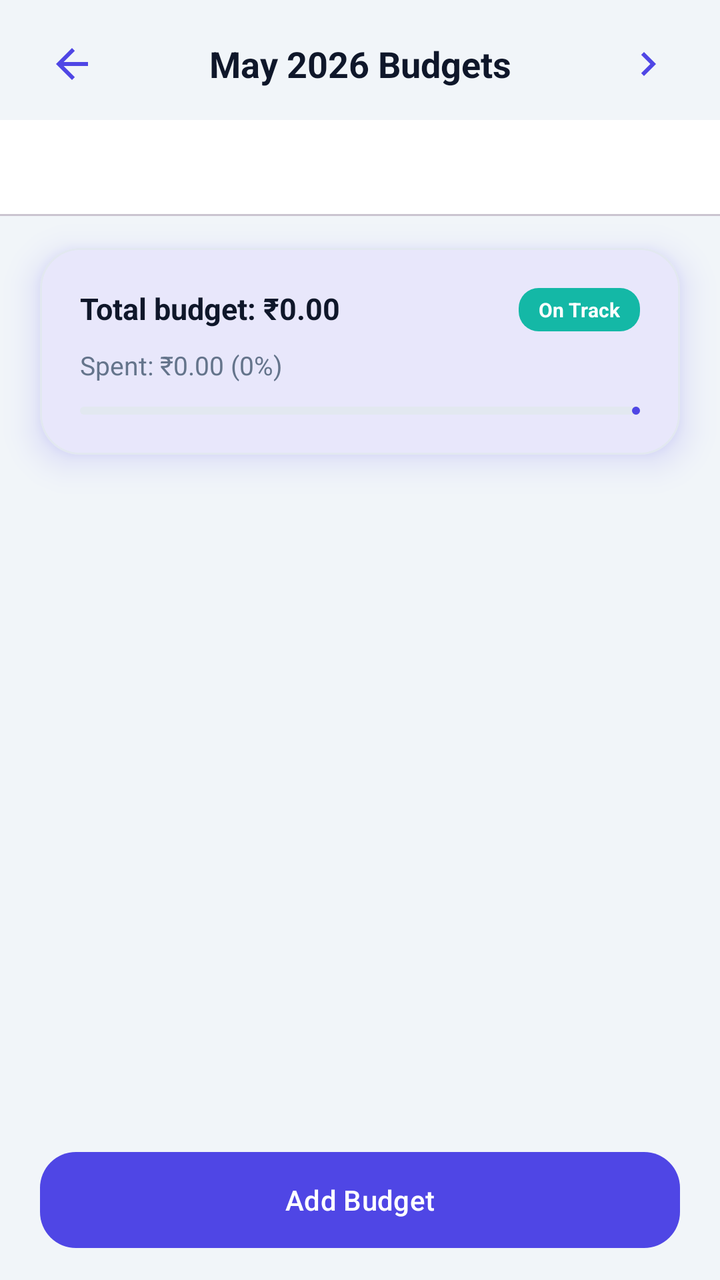
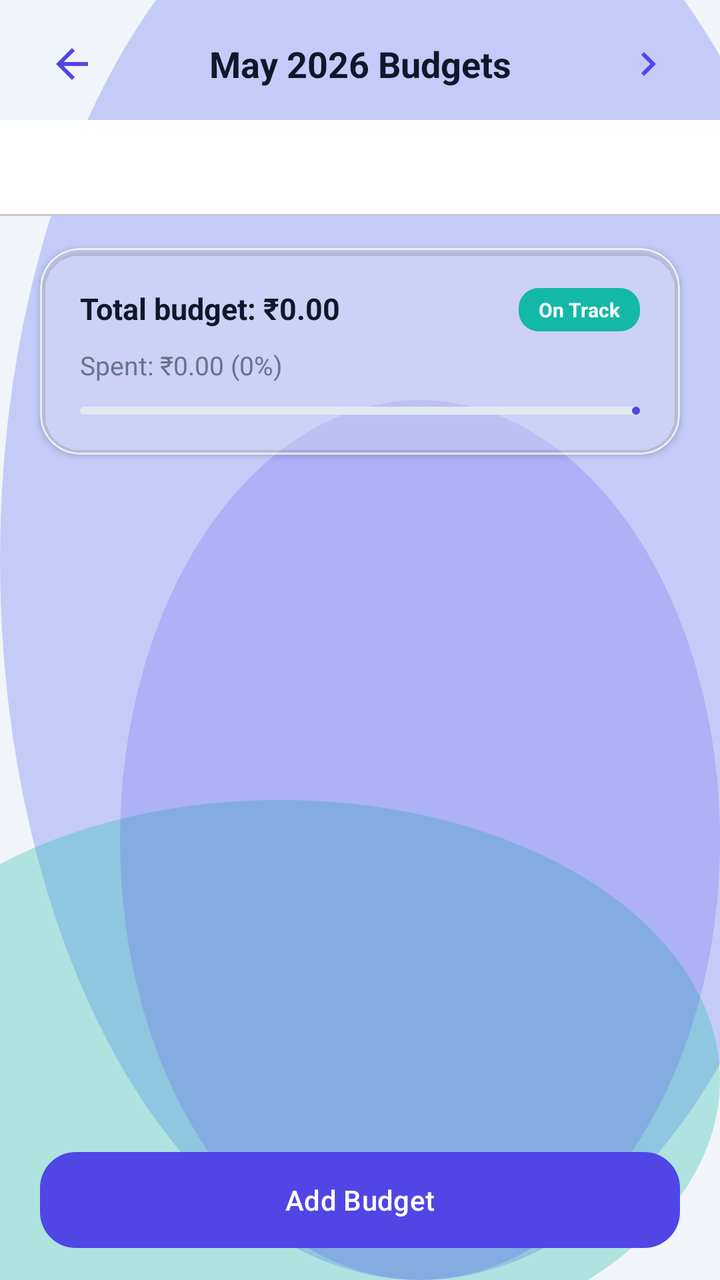

The first picture is an Android layout as it rendered before a commit; the second is the same layout after the commit. The layout source and the unified diff follow.
<!-- AndroidManifest.xml: application theme Theme.MoneyLens -->
<!-- res/layout/fragment_budget.xml -->
<?xml version="1.0" encoding="utf-8"?>
<androidx.constraintlayout.widget.ConstraintLayout xmlns:android="http://schemas.android.com/apk/res/android"
    xmlns:app="http://schemas.android.com/apk/res-auto"
    xmlns:tools="http://schemas.android.com/tools"
    android:layout_width="match_parent"
    android:layout_height="match_parent"
    android:background="@color/colorBackground">

    
    <LinearLayout
        android:id="@+id/layoutMonthSwitcher"
        android:layout_width="match_parent"
        android:layout_height="wrap_content"
        android:layout_marginTop="12dp"
        android:gravity="center"
        android:orientation="horizontal"
        android:paddingHorizontal="16dp"
        app:layout_constraintTop_toTopOf="parent">

        <ImageView
            android:id="@+id/btnPrevMonth"
            android:layout_width="40dp"
            android:layout_height="40dp"
            android:background="?attr/selectableItemBackgroundBorderless"
            android:padding="8dp"
            android:src="@drawable/ic_back" />

        <TextView
            android:id="@+id/txtBudgetMonthYear"
            android:layout_width="0dp"
            android:layout_height="wrap_content"
            android:layout_weight="1"
            android:gravity="center"
            android:text="May 2026 Budgets"
            android:textColor="@color/colorTextPrimary"
            android:textSize="18sp"
            android:textStyle="bold" />

        <ImageView
            android:id="@+id/btnNextMonth"
            android:layout_width="40dp"
            android:layout_height="40dp"
            android:background="?attr/selectableItemBackgroundBorderless"
            android:padding="8dp"
            android:src="@drawable/ic_chevron_right" />
    </LinearLayout>

    
    <com.google.android.material.tabs.TabLayout
        android:id="@+id/tabBudgetMode"
        android:layout_width="match_parent"
        android:layout_height="wrap_content"
        android:layout_marginTop="8dp"
        app:layout_constraintTop_toBottomOf="@+id/layoutMonthSwitcher"
        app:tabGravity="fill"
        app:tabIndicatorColor="@color/colorPrimary"
        app:tabMode="fixed"
        app:tabSelectedTextColor="@color/colorPrimary"
        app:tabTextColor="@color/colorTextSecondary" />

    
    <ScrollView
        android:id="@+id/scrollRuleAllocations"
        android:layout_width="match_parent"
        android:layout_height="0dp"
        android:clipToPadding="false"
        android:paddingBottom="16dp"
        android:visibility="gone"
        app:layout_constraintBottom_toBottomOf="parent"
        app:layout_constraintTop_toBottomOf="@+id/tabBudgetMode">

        <LinearLayout
            android:layout_width="match_parent"
            android:layout_height="wrap_content"
            android:orientation="vertical">

            
            <com.google.android.material.card.MaterialCardView
                style="@style/ClayCard"
                android:layout_width="match_parent"
                android:layout_height="wrap_content"
                android:layout_marginStart="20dp"
                android:layout_marginTop="16dp"
                android:layout_marginEnd="20dp">

                <LinearLayout
                    android:layout_width="match_parent"
                    android:layout_height="wrap_content"
                    android:orientation="vertical"
                    android:padding="20dp">

                    <TextView
                        android:layout_width="wrap_content"
                        android:layout_height="wrap_content"
                        android:text="Monthly take-home income"
                        android:textColor="@color/colorTextSecondary"
                        android:textSize="13sp" />

                    <RelativeLayout
                        android:layout_width="match_parent"
                        android:layout_height="wrap_content"
                        android:layout_marginTop="4dp">

                        <TextView
                            android:id="@+id/txtMonthlyIncome"
                            android:layout_width="wrap_content"
                            android:layout_height="wrap_content"
                            android:layout_centerVertical="true"
                            android:text="₹0"
                            android:textColor="@color/colorTextPrimary"
                            android:textSize="24sp"
                            android:textStyle="bold" />

                        <com.google.android.material.button.MaterialButton
                            android:id="@+id/btnEditIncome"
                            style="@style/Widget.MaterialComponents.Button.TextButton"
                            android:layout_width="wrap_content"
                            android:layout_height="wrap_content"
                            android:layout_alignParentEnd="true"
                            android:layout_centerVertical="true"
                            android:text="Edit"
                            android:textColor="@color/colorPrimary" />
                    </RelativeLayout>

                    <TextView
                        android:id="@+id/txtSplitSummary"
                        android:layout_width="match_parent"
                        android:layout_height="wrap_content"
                        android:layout_marginTop="8dp"
                        android:text="Split 50 / 30 / 20"
                        android:textColor="@color/colorTextSecondary"
                        android:textSize="13sp" />

                    <com.google.android.material.button.MaterialButton
                        android:id="@+id/btnEditSplit"
                        style="@style/Widget.MaterialComponents.Button.TextButton"
                        android:layout_width="wrap_content"
                        android:layout_height="wrap_content"
                        android:layout_marginStart="-8dp"
                        android:text="Adjust split"
                        android:textColor="@color/colorPrimary" />
                </LinearLayout>
            </com.google.android.material.card.MaterialCardView>

            
            <LinearLayout
                android:id="@+id/containerBuckets"
                android:layout_width="match_parent"
                android:layout_height="wrap_content"
                android:orientation="vertical" />

            
            <LinearLayout
                android:id="@+id/layoutIncomeEmptyState"
                android:layout_width="match_parent"
                android:layout_height="wrap_content"
                android:gravity="center"
                android:orientation="vertical"
                android:padding="32dp"
                android:visibility="gone">

                <TextView
                    android:layout_width="wrap_content"
                    android:layout_height="wrap_content"
                    android:gravity="center"
                    android:text="Set your monthly income"
                    android:textColor="@color/colorTextPrimary"
                    android:textSize="18sp"
                    android:textStyle="bold" />

                <TextView
                    android:layout_width="match_parent"
                    android:layout_height="wrap_content"
                    android:layout_marginTop="8dp"
                    android:gravity="center"
                    android:text="The 50/30/20 rule splits your take-home pay across Needs, Wants and Investments. Add your income to see how this month measures up."
                    android:textColor="@color/colorTextSecondary"
                    android:textSize="14sp" />
            </LinearLayout>
        </LinearLayout>
    </ScrollView>

    
    <ScrollView
        android:id="@+id/scrollSpentVsInvested"
        android:layout_width="match_parent"
        android:layout_height="0dp"
        android:clipToPadding="false"
        android:paddingBottom="16dp"
        android:visibility="gone"
        app:layout_constraintBottom_toBottomOf="parent"
        app:layout_constraintTop_toBottomOf="@+id/tabBudgetMode">

        <LinearLayout
            android:layout_width="match_parent"
            android:layout_height="wrap_content"
            android:orientation="vertical">

            <com.google.android.material.card.MaterialCardView
                style="@style/ClayCard"
                android:layout_width="match_parent"
                android:layout_height="wrap_content"
                android:layout_marginStart="20dp"
                android:layout_marginTop="16dp"
                android:layout_marginEnd="20dp">

                <LinearLayout
                    android:layout_width="match_parent"
                    android:layout_height="wrap_content"
                    android:orientation="vertical"
                    android:padding="20dp">

                    <TextView
                        android:layout_width="wrap_content"
                        android:layout_height="wrap_content"
                        android:text="Total spent"
                        android:textColor="@color/colorTextSecondary"
                        android:textSize="13sp" />

                    <TextView
                        android:id="@+id/txtTotalConsumed"
                        android:layout_width="wrap_content"
                        android:layout_height="wrap_content"
                        android:text="₹0"
                        android:textColor="@color/colorTextPrimary"
                        android:textSize="22sp"
                        android:textStyle="bold" />

                    <TextView
                        android:layout_width="wrap_content"
                        android:layout_height="wrap_content"
                        android:layout_marginTop="2dp"
                        android:text="Needs + Wants"
                        android:textColor="@color/colorTextSecondary"
                        android:textSize="12sp" />

                    <View
                        android:layout_width="match_parent"
                        android:layout_height="1dp"
                        android:layout_marginVertical="16dp"
                        android:background="@color/colorCardBorder" />

                    <TextView
                        android:layout_width="wrap_content"
                        android:layout_height="wrap_content"
                        android:text="Total invested"
                        android:textColor="@color/colorTextSecondary"
                        android:textSize="13sp" />

                    <TextView
                        android:id="@+id/txtTotalInvested"
                        android:layout_width="wrap_content"
                        android:layout_height="wrap_content"
                        android:text="₹0"
                        android:textColor="@color/colorSecondary"
                        android:textSize="22sp"
                        android:textStyle="bold" />

                    <TextView
                        android:id="@+id/txtInvestRate"
                        android:layout_width="wrap_content"
                        android:layout_height="wrap_content"
                        android:layout_marginTop="2dp"
                        android:text="0% of everything that went out"
                        android:textColor="@color/colorTextSecondary"
                        android:textSize="12sp" />

                    <View
                        android:layout_width="match_parent"
                        android:layout_height="1dp"
                        android:layout_marginVertical="16dp"
                        android:background="@color/colorCardBorder" />

                    <TextView
                        android:layout_width="wrap_content"
                        android:layout_height="wrap_content"
                        android:text="Investment returns"
                        android:textColor="@color/colorTextSecondary"
                        android:textSize="13sp" />

                    <TextView
                        android:id="@+id/txtInvestmentReturns"
                        android:layout_width="wrap_content"
                        android:layout_height="wrap_content"
                        android:text="₹0"
                        android:textColor="@color/colorSecondary"
                        android:textSize="22sp"
                        android:textStyle="bold" />

                    <TextView
                        android:layout_width="match_parent"
                        android:layout_height="wrap_content"
                        android:layout_marginTop="2dp"
                        android:text="Money coming in from investments — shown separately, never netted against spending."
                        android:textColor="@color/colorTextSecondary"
                        android:textSize="12sp" />
                </LinearLayout>
            </com.google.android.material.card.MaterialCardView>

            
            <LinearLayout
                android:id="@+id/containerRollups"
                android:layout_width="match_parent"
                android:layout_height="wrap_content"
                android:orientation="vertical" />
        </LinearLayout>
    </ScrollView>

    

    
    <com.google.android.material.card.MaterialCardView
        android:id="@+id/cardBudgetSummary"
        style="@style/ClayCard"
        android:layout_width="match_parent"
        android:layout_height="wrap_content"
        android:layout_marginStart="20dp"
        android:layout_marginTop="16dp"
        android:layout_marginEnd="20dp"
        app:layout_constraintTop_toBottomOf="@+id/tabBudgetMode">

        <LinearLayout
            android:layout_width="match_parent"
            android:layout_height="wrap_content"
            android:orientation="vertical"
            android:padding="20dp">

            <RelativeLayout
                android:layout_width="match_parent"
                android:layout_height="wrap_content"
                android:layout_marginBottom="8dp">

                <TextView
                    android:id="@+id/txtTotalBudgetAmount"
                    android:layout_width="wrap_content"
                    android:layout_height="wrap_content"
                    android:text="Total budget: ₹0.00"
                    android:textColor="@color/colorTextPrimary"
                    android:textSize="15sp"
                    android:textStyle="bold" />

                
                <TextView
                    android:id="@+id/txtBudgetHealthBadge"
                    android:layout_width="wrap_content"
                    android:layout_height="wrap_content"
                    android:layout_alignParentEnd="true"
                    android:background="@drawable/bg_pill"
                    android:backgroundTint="@color/colorSecondary"
                    android:paddingHorizontal="10dp"
                    android:paddingVertical="4dp"
                    android:text="On Track"
                    android:textColor="@android:color/white"
                    android:textSize="10sp"
                    android:textStyle="bold" />
            </RelativeLayout>

            <TextView
                android:id="@+id/txtTotalBudgetSpent"
                android:layout_width="wrap_content"
                android:layout_height="wrap_content"
                android:text="Spent: ₹0.00 (0%)"
                android:textColor="@color/colorTextSecondary"
                android:textSize="13sp"
                android:layout_marginBottom="12dp" />

            
            <com.google.android.material.progressindicator.LinearProgressIndicator
                android:id="@+id/progressBudgetSummary"
                android:layout_width="match_parent"
                android:layout_height="10dp"
                android:progress="0"
                app:indicatorColor="@color/colorPrimary"
                app:trackColor="@color/colorCardBorder"
                app:trackCornerRadius="5dp" />

        </LinearLayout>
    </com.google.android.material.card.MaterialCardView>

    
    <androidx.recyclerview.widget.RecyclerView
        android:id="@+id/rvBudgets"
        android:layout_width="match_parent"
        android:layout_height="0dp"
        android:layout_marginTop="16dp"
        android:paddingBottom="16dp"
        android:clipToPadding="false"
        app:layout_constraintBottom_toTopOf="@+id/btnAddBudget"
        app:layout_constraintTop_toBottomOf="@+id/cardBudgetSummary" />

    
    <com.google.android.material.button.MaterialButton
        android:id="@+id/btnAddBudget"
        style="@style/ClayButton"
        android:layout_width="match_parent"
        android:layout_height="wrap_content"
        android:layout_marginStart="20dp"
        android:layout_marginEnd="20dp"
        android:layout_marginBottom="16dp"
        android:text="Add Budget"
        app:layout_constraintBottom_toBottomOf="parent"
        app:layout_constraintStart_toStartOf="parent"
        app:layout_constraintEnd_toEndOf="parent" />

    
    <LinearLayout
        android:id="@+id/layoutEmptyState"
        android:layout_width="match_parent"
        android:layout_height="wrap_content"
        android:gravity="center"
        android:orientation="vertical"
        android:padding="32dp"
        android:visibility="gone"
        app:layout_constraintBottom_toTopOf="@+id/btnAddBudget"
        app:layout_constraintTop_toBottomOf="@+id/cardBudgetSummary">

        <ImageView
            android:layout_width="120dp"
            android:layout_height="120dp"
            android:src="@drawable/ic_budget"
            app:tint="@color/colorCardBorder" />

        <TextView
            android:layout_width="wrap_content"
            android:layout_height="wrap_content"
            android:layout_marginTop="16dp"
            android:text="@string/budget_no_budgets"
            android:textColor="@color/colorTextPrimary"
            android:textSize="18sp"
            android:textStyle="bold" />

        <TextView
            android:layout_width="wrap_content"
            android:layout_height="wrap_content"
            android:layout_marginTop="8dp"
            android:gravity="center"
            android:text="@string/budget_no_budgets_desc"
            android:textColor="@color/colorTextSecondary"
            android:textSize="14sp" />
    </LinearLayout>

</androidx.constraintlayout.widget.ConstraintLayout>
<!-- resources referenced by this layout -->
<resources>
  <color name="colorBackground">#F1F5F9</color>
  <color name="colorCardBorder">#E2E8F0</color>
  <color name="colorPrimary">#4F46E5</color>
  <color name="colorSecondary">#14B8A6</color>
  <color name="colorTextPrimary">#0F172A</color>
  <color name="colorTextSecondary">#64748B</color>
  <string name="budget_no_budgets">No budgets set</string>
  <string name="budget_no_budgets_desc">Set monthly spending limits for categories to stay on track.</string>
  <style name="ClayButton" parent="Widget.Material3.Button">
          <item name="cornerRadius">@dimen/clay_button_radius</item>
          <item name="android:paddingVertical">14dp</item>
          <item name="backgroundTint">@color/colorPrimary</item>
          <item name="android:textColor">@color/colorOnPrimary</item>
          <item name="iconTint">@color/colorOnPrimary</item>
          <item name="android:elevation">6dp</item>
          <item name="android:outlineSpotShadowColor" tools:targetApi="p">@color/colorPrimaryShadow</item>
          <item name="android:insetTop">0dp</item>
          <item name="android:insetBottom">0dp</item>
      </style>
  <style name="ClayCard" parent="Widget.Material3.CardView.Elevated">
          <item name="cardCornerRadius">@dimen/clay_card_radius</item>
          <item name="cardElevation">10dp</item>
          <item name="android:stateListAnimator">@null</item>
          <item name="strokeColor">@color/colorCardBorder</item>
          <item name="strokeWidth">1dp</item>
          <item name="cardBackgroundColor">@color/colorSurface</item>
          <item name="android:outlineSpotShadowColor" tools:targetApi="p">@color/colorPrimary</item>
          <item name="android:outlineAmbientShadowColor" tools:targetApi="p">@color/colorPrimary</item>
      </style>
  <style name="Theme.MoneyLens" parent="Base.Theme.MoneyLens" />
  <dimen name="clay_button_radius">18dp</dimen>
  <color name="colorOnPrimary">#FFFFFF</color>
  <color name="colorPrimaryShadow">#3730A3</color>
  <dimen name="clay_card_radius">20dp</dimen>
  <color name="colorSurface">#FFFFFF</color>
  <style name="Base.Theme.MoneyLens" parent="Theme.Material3.Light.NoActionBar">
          
          <item name="colorPrimary">@color/colorPrimary</item>
          <item name="colorOnPrimary">@color/colorOnPrimary</item>
          <item name="colorSecondary">@color/colorSecondary</item>
          <item name="colorError">@color/colorDanger</item>
          <item name="android:windowBackground">@color/colorBackground</item>
          <item name="colorSurface">@color/colorSurface</item>
          <item name="android:colorBackground">@color/colorBackground</item>
          <item name="colorOnSurface">@color/colorTextPrimary</item>
  
          
          <item name="android:statusBarColor">@color/colorBackground</item>
          <item name="android:windowLightStatusBar" tools:targetApi="m">true</item>
          <item name="android:navigationBarColor">@color/colorBackground</item>
      </style>
  <color name="colorDanger">#DC2626</color>
  <!-- unchanged entries left out for length: 4 -->
</resources>

<!-- the commit's change to res/layout/fragment_budget.xml (unified diff, before → after) -->
@@ -4,7 +4,7 @@
     xmlns:tools="http://schemas.android.com/tools"
     android:layout_width="match_parent"
     android:layout_height="match_parent"
-    android:background="@color/colorBackground">
+    android:background="@drawable/bg_mesh_gradient">
 
     
     <LinearLayout
<!-- resource entries referenced after the edit -->
@@ -1,11 +1,45 @@
 <!-- resources referenced by this layout -->
 <resources>
   <color name="colorBackground">#F1F5F9</color>
+  <color name="glassMeshOrb1">#66818CF8</color>
+  <color name="glassMeshOrb2">#4D14B8A6</color>
+  <color name="glassMeshOrb3">#334F46E5</color>
   <color name="colorCardBorder">#E2E8F0</color>
   <color name="colorPrimary">#4F46E5</color>
   <color name="colorSecondary">#14B8A6</color>
   <color name="colorTextPrimary">#0F172A</color>
   <color name="colorTextSecondary">#64748B</color>
+  <!-- drawable bg_mesh_gradient (drawable) -->
+  <?xml version="1.0" encoding="utf-8"?>
+  <layer-list xmlns:android="http://schemas.android.com/apk/res/android">
+      
+      <item>
+          <shape android:shape="rectangle">
+              <solid android:color="@color/colorBackground" />
+          </shape>
+      </item>
+      
+      <item android:top="-80dp" android:right="-60dp">
+          <shape android:shape="oval">
+              <solid android:color="@color/glassMeshOrb1" />
+              <size android:width="280dp" android:height="280dp" />
+          </shape>
+      </item>
+      
+      <item android:bottom="-40dp" android:left="-80dp" android:top="400dp">
+          <shape android:shape="oval">
+              <solid android:color="@color/glassMeshOrb2" />
+              <size android:width="240dp" android:height="240dp" />
+          </shape>
+      </item>
+      
+      <item android:top="200dp" android:left="60dp">
+          <shape android:shape="oval">
+              <solid android:color="@color/glassMeshOrb3" />
+              <size android:width="200dp" android:height="200dp" />
+          </shape>
+      </item>
+  </layer-list>
   <string name="budget_no_budgets">No budgets set</string>
   <string name="budget_no_budgets_desc">Set monthly spending limits for categories to stay on track.</string>
   <style name="ClayButton" parent="Widget.Material3.Button">
@@ -14,29 +48,26 @@
           <item name="backgroundTint">@color/colorPrimary</item>
           <item name="android:textColor">@color/colorOnPrimary</item>
           <item name="iconTint">@color/colorOnPrimary</item>
-          <item name="android:elevation">6dp</item>
-          <item name="android:outlineSpotShadowColor" tools:targetApi="p">@color/colorPrimaryShadow</item>
+          <item name="android:elevation">4dp</item>
           <item name="android:insetTop">0dp</item>
           <item name="android:insetBottom">0dp</item>
       </style>
   <style name="ClayCard" parent="Widget.Material3.CardView.Elevated">
           <item name="cardCornerRadius">@dimen/clay_card_radius</item>
-          <item name="cardElevation">10dp</item>
+          <item name="cardElevation">2dp</item>
           <item name="android:stateListAnimator">@null</item>
-          <item name="strokeColor">@color/colorCardBorder</item>
+          <item name="strokeColor">@color/glassCardBorder</item>
           <item name="strokeWidth">1dp</item>
-          <item name="cardBackgroundColor">@color/colorSurface</item>
-          <item name="android:outlineSpotShadowColor" tools:targetApi="p">@color/colorPrimary</item>
-          <item name="android:outlineAmbientShadowColor" tools:targetApi="p">@color/colorPrimary</item>
+          <item name="cardBackgroundColor">@color/glassCardBg</item>
       </style>
   <style name="Theme.MoneyLens" parent="Base.Theme.MoneyLens" />
   <dimen name="clay_button_radius">18dp</dimen>
   <color name="colorOnPrimary">#FFFFFF</color>
-  <color name="colorPrimaryShadow">#3730A3</color>
   <dimen name="clay_card_radius">20dp</dimen>
+  <color name="glassCardBorder">#B3FFFFFF</color>
+  <color name="glassCardBg">#8CFFFFFF</color>
   <color name="colorSurface">#FFFFFF</color>
   <style name="Base.Theme.MoneyLens" parent="Theme.Material3.Light.NoActionBar">
-          
           <item name="colorPrimary">@color/colorPrimary</item>
           <item name="colorOnPrimary">@color/colorOnPrimary</item>
           <item name="colorSecondary">@color/colorSecondary</item>
@@ -47,9 +78,10 @@
           <item name="colorOnSurface">@color/colorTextPrimary</item>
   
           
-          <item name="android:statusBarColor">@color/colorBackground</item>
+          <item name="android:statusBarColor">@android:color/transparent</item>
           <item name="android:windowLightStatusBar" tools:targetApi="m">true</item>
-          <item name="android:navigationBarColor">@color/colorBackground</item>
+          <item name="android:navigationBarColor">@android:color/transparent</item>
+          <item name="android:windowDrawsSystemBarBackgrounds">true</item>
       </style>
   <color name="colorDanger">#DC2626</color>
   <!-- unchanged entries left out for length: 4 -->
